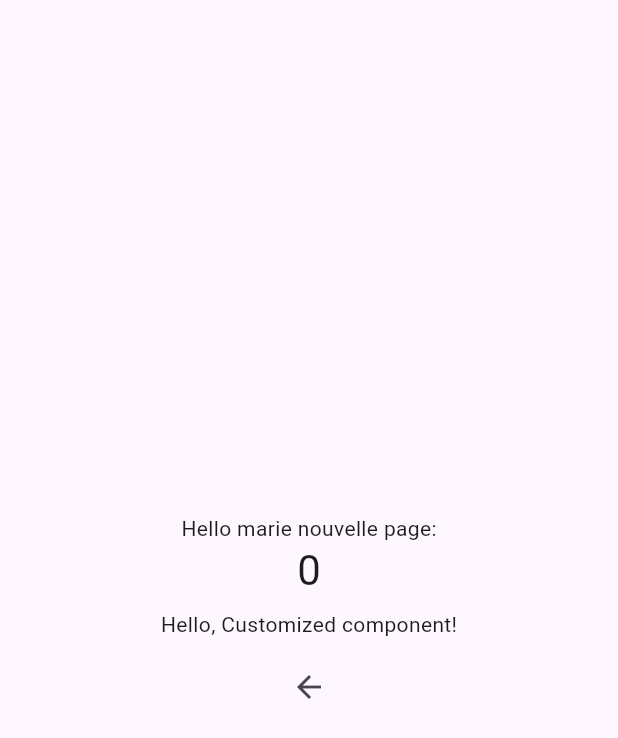
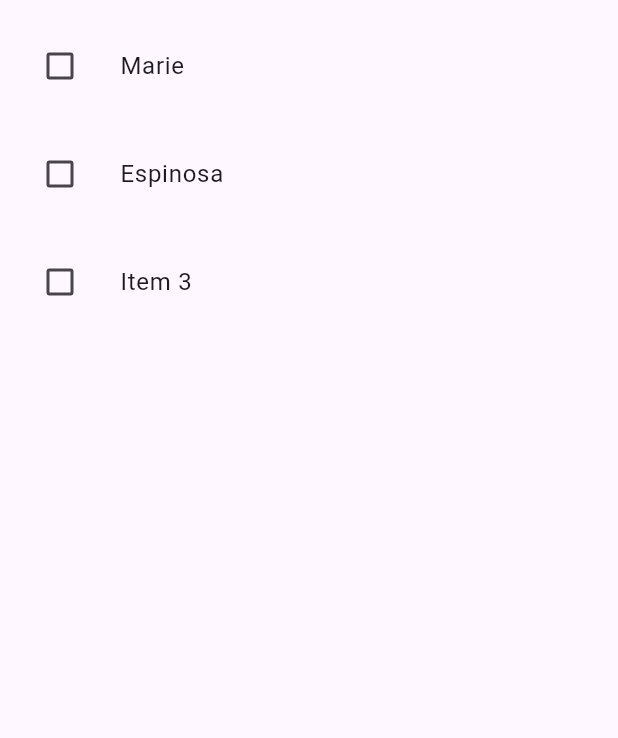
Before and after one commit to marieesss/flutter-todo-list, a Flutter app: the screen it shows after launch, after a tap on the "navigate next" icon, on a phone screen of 412 x 824 dp. Shown: the top 738 px of the screen. Run offline on Flutter 3.47's test engine with Material 3 defaults, Android fonts, the phone set to English and light mode, and no system bars; our stand-ins replace firebase_core; accounts and stored records are empty.

Commit message:
list items

```diff
--- /dev/null
+++ b/lib/components/row/PaddedText.dart
@@ -0,0 +1,13 @@
+import 'package:flutter/material.dart';
+
+class PaddedText extends StatelessWidget {
+  const PaddedText({super.key});
+
+  @override
+  Widget build(BuildContext context) {
+    return Padding(
+      padding: const EdgeInsets.all(8.0),
+      child: const Text('Hello, Customized component!'),
+    );
+  }
+}
--- a/lib/components/row/row.dart
+++ b/lib/components/row/row.dart
@@ -1,13 +1,23 @@
 import 'package:flutter/material.dart';
 
-class PaddedText extends StatelessWidget {
-  const PaddedText({super.key});
+class RowClass extends StatelessWidget {
+  const RowClass({
+    required this.title,
+    required this.isDone,
+    required this.onChanged,
+    super.key,
+  });
+
+  final String title;
+  final bool isDone;
+  final ValueChanged<bool?> onChanged;
 
   @override
   Widget build(BuildContext context) {
-    return Padding(
-      padding: const EdgeInsets.all(8.0),
-      child: const Text('Hello, Customized component!'),
+    return ListTile(
+      title: Text(title),
+      contentPadding: const EdgeInsets.all(8.0),
+      leading: Checkbox(value: isDone, onChanged: onChanged),
     );
   }
 }
--- a/lib/main.dart
+++ b/lib/main.dart
@@ -1,5 +1,6 @@
 import 'package:flutter/material.dart';
-
+import 'components/row/PaddedText.dart';
+import 'screens/todos/todos.dart';
 import 'screens/homepage/homepage.dart';
 import 'package:firebase_core/firebase_core.dart';
 import 'firebase_options.dart';
--- a/lib/screens/auth/login.dart
+++ b/lib/screens/auth/login.dart
@@ -1,5 +1,5 @@
 import 'package:flutter/material.dart';
-import '../../components/row/row.dart';
+import '../../components/row/PaddedText.dart';
 
 class LoginPage extends StatefulWidget {
   const LoginPage({super.key});
--- a/lib/screens/homepage/homepage.dart
+++ b/lib/screens/homepage/homepage.dart
@@ -1,5 +1,5 @@
 import 'package:flutter/material.dart';
-import '../../components/row/row.dart';
+import '../../components/row/PaddedText.dart';
 import "../todos/todos.dart";
 
 class HomepagePage extends StatefulWidget {
--- a/lib/screens/todos/todos.dart
+++ b/lib/screens/todos/todos.dart
@@ -1,77 +1,55 @@
 import 'package:flutter/material.dart';
-import '../../components/row/row.dart';
+import 'package:flutter_application_1/components/row/row.dart';
+
+class ListItem {
+  String title;
+  bool isDone;
+
+  ListItem({required this.title, this.isDone = false});
+}
 
 class TodosPage extends StatefulWidget {
   const TodosPage({super.key});
-
-  // This widget is the home page of your application. It is stateful, meaning
-  // that it has a State object (defined below) that contains fields that affect
-  // how it looks.
-
-  // This class is the configuration for the state. It holds the values (in this
-  // case the title) provided by the parent (in this case the App widget) and
-  // used by the build method of the State. Fields in a Widget subclass are
-  // always marked "final".
 
   @override
   State<TodosPage> createState() => _TodosPageState();
 }
 
 class _TodosPageState extends State<TodosPage> {
-  int _counter = 0;
+  List<ListItem> items = [
+    ListItem(title: 'Marie'),
+    ListItem(title: 'Espinosa'),
+    ListItem(title: 'Item 3'),
+  ];
 
-  void _incrementCounter() {
+  void _setAsDone(int index, bool? value) {
     setState(() {
-      // This call to setState tells the Flutter framework that something has
-      // changed in this State, which causes it to rerun the build method below
-      // so that the display can reflect the updated values. If we changed
-      // _counter without calling setState(), then the build method would not be
-      // called again, and so nothing would appear to happen.
-      _counter++;
+      items[index].isDone = value ?? false;
     });
   }
 
   @override
   Widget build(BuildContext context) {
-    // This method is rerun every time setState is called, for instance as done
-    // by the _incrementCounter method above.
-    //
-    // The Flutter framework has been optimized to make rerunning build methods
-    // fast, so that you can just rebuild anything that needs updating rather
-    // than having to individually change instances of widgets.
     return Scaffold(
-      body: Center(
-        // Center is a layout widget. It takes a single child and positions it
-        // in the middle of the parent.
-        child: Column(
-          // Column is also a layout widget. It takes a list of children and
-          // arranges them vertically. By default, it sizes itself to fit its
-          // children horizontally, and tries to be as tall as its parent.
-          //
-          // Column has various properties to control how it sizes itself and
-          // how it positions its children. Here we use mainAxisAlignment to
-          // center the children vertically; the main axis here is the vertical
-          // axis because Columns are vertical (the cross axis would be
-          // horizontal).
-          //
-          // TRY THIS: Invoke "debug painting" (choose the "Toggle Debug Paint"
-          // action in the IDE, or press "p" in the console), to see the
-          // wireframe for each widget.
-          mainAxisAlignment: MainAxisAlignment.center,
-          children: <Widget>[
-            const Text('Hello marie nouvelle page:'),
-            Text(
-              '$_counter',
-              style: Theme.of(context).textTheme.headlineMedium,
-            ),
-            const PaddedText(),
-            BackButton(
-              onPressed: () {
-                Navigator.pop(context);
+      body: Column(
+        mainAxisAlignment: MainAxisAlignment.center,
+        children: <Widget>[
+          Expanded(
+            child: ListView.builder(
+              padding: const EdgeInsets.all(8),
+              itemCount: items.length,
+              itemBuilder: (BuildContext context, int index) {
+                return RowClass(
+                  title: items[index].title,
+                  isDone: items[index].isDone,
+                  onChanged: (value) {
+                    _setAsDone(index, value);
+                  },
+                );
               },
             ),
-          ],
-        ),
+          ),
+        ],
       ),
     );
   }
```
